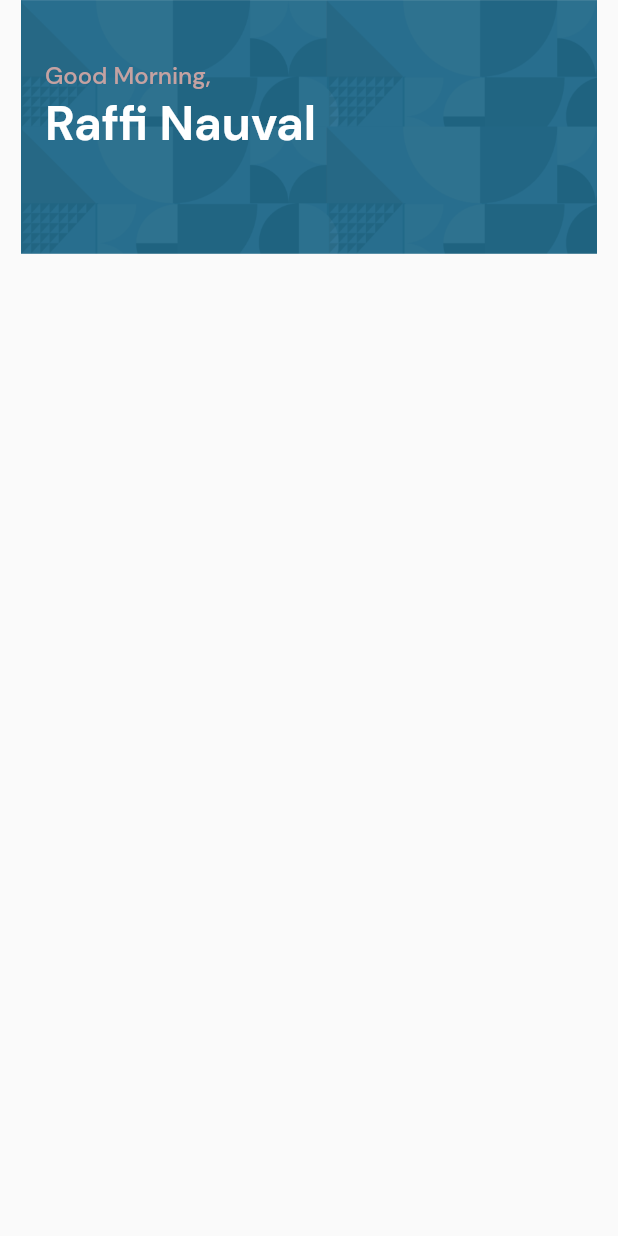
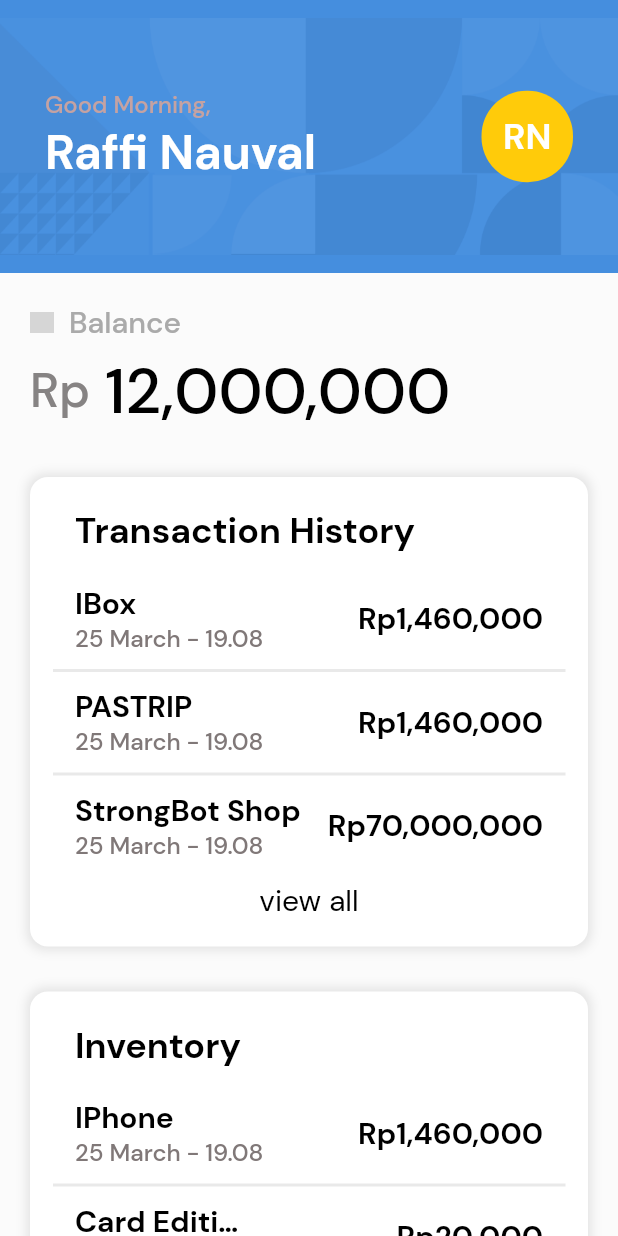
Before and after one commit to RanopRamah/mntmarketpay, a Flutter app: the screen it shows after launch, on a phone screen of 412 x 824 dp. Run offline on Flutter 3.47's test engine with Material 2 defaults, Android fonts, the phone set to English and light mode, and no system bars; grey boxes are pictures that could not be loaded.

Commit message:
Ranop Commit 3

```diff
--- a/lib/pages/buyer/buyer_home_page.dart
+++ b/lib/pages/buyer/buyer_home_page.dart
@@ -1,5 +1,7 @@
 import 'package:flutter/cupertino.dart';
 import 'package:flutter/material.dart';
+import 'package:mntmarketpay/pages/buyer/home-widget/inventory.dart';
+import 'package:mntmarketpay/pages/buyer/home-widget/transaction.dart';
 
 class BuyerHomePage extends StatefulWidget {
   const BuyerHomePage({
@@ -16,20 +18,28 @@ class _BuyerHomePageState extends State<BuyerHomePage> {
     return Scaffold(
         body: SingleChildScrollView(
             child: Container(
+              color: Color(0xfffbfbfb),
                 width: double.infinity,
                 child: Column(
                     mainAxisAlignment: MainAxisAlignment.start,
                     children: [
                       Container(
-                padding: EdgeInsets.only(left: 30, top: 40),
+                        padding: EdgeInsets.only(left: 30, right: 30),
                         width: double.infinity,
-                height: 169,
+                        height: 182,
                         decoration: BoxDecoration(
+                            color: Color(0xff458EDE),
                             image: DecorationImage(
-                        image: AssetImage('assets/images/back_home.png'))),
+                                image:
+                                    AssetImage('assets/images/back_home.png'))),
+                        child: Row(
+                          mainAxisAlignment: MainAxisAlignment.spaceBetween,
+                            children: [
+                              Container(
                           child: Column(
+                            mainAxisAlignment: MainAxisAlignment.center,
                             crossAxisAlignment: CrossAxisAlignment.start,
-                  children: <Widget>[
+                            children: const <Widget>[
                               Text(
                                 'Good Morning,',
                                 style: TextStyle(
@@ -39,7 +49,6 @@ class _BuyerHomePageState extends State<BuyerHomePage> {
                                   color: Color(0xffC5A2A2),
                                 ),
                               ),
-
                               Text(
                                 'Raffi Nauval',
                                 style: TextStyle(
@@ -50,10 +59,79 @@ class _BuyerHomePageState extends State<BuyerHomePage> {
                                 ),
                               ),
                             ],
+                          ),),
+                          Container(
+
+                            width: 61,
+                            height: 61,
+                            decoration: BoxDecoration(
+                                color: Color(0xffFFCB0A),
+                                borderRadius: BorderRadius.circular(30)),
+                            child:Center(
+                              child: Text('RN',style: TextStyle(
+                              fontSize: 24,
+                              fontWeight: FontWeight.w700,
+                              fontFamily: 'DM Sans',
+                                color: Colors.white
+                            ),),)
+                          )
+                        ]
+                        ),
+                      ),
+                      Container(
+                        padding: EdgeInsets.all(20),
+                        width: double.infinity,
+                        child: Column(
+                          children: <Widget>[
+                            Row(
+                              children: <Widget>[
+                                Image.asset('assets/images/wallet.png',width: 16,height: 14,),
+                                SizedBox(width: 10,),
+                                Text('Balance',style: TextStyle(
+                                    fontSize: 20,
+                                    fontWeight: FontWeight.w500,
+                                    fontFamily: 'DM Sans',
+                                    color: Color(0xffaaaaaa)
+                                ),),
+                              ],
+                            ),
+                            SizedBox(
+                              height: 5,
+                            ),
+                            Row(
+                              children: <Widget>[
+                                Text('Rp',style: TextStyle(
+                                    fontSize: 32,
+                                    fontWeight: FontWeight.w500,
+                                    fontFamily: 'DM Sans',
+                                    color: Color(0xff868383)
+                                ),),
+                                SizedBox(width: 10,),
+                                Text('12,000,000',style: TextStyle(
+                                    fontSize: 42,
+                                    fontWeight: FontWeight.w500,
+                                    fontFamily: 'DM Sans',
+                                    color: Color(0xff000000)
+                                ),),
+                              ],
+                            ),
+SizedBox(
+  height: 30,
+),
+
+                      TransactionHistory(),
+                            SizedBox(
+                              height: 30,
+                            ),
+                            InventoryList()
+                          ],
                         ),
                       )
-            ],
-          )),
-    ));
+
+                    ]
+                )
+            )
+        )
+    );
   }
 }
--- /dev/null
+++ b/lib/pages/buyer/home-widget/inventory.dart
@@ -0,0 +1,277 @@
+import 'package:flutter/material.dart';
+
+Widget InventoryList() {
+  return Container(
+
+    width: double.infinity,
+    height: 313,
+    decoration: BoxDecoration(
+        borderRadius: BorderRadius.circular(12),
+        boxShadow: [
+          BoxShadow(
+            color: Color.fromRGBO(0, 0, 0, 0.10),
+            blurRadius: 6.0,
+            spreadRadius: 2.0,
+            offset: Offset(0.0, 0.0),
+          ),
+        ],
+        color: Colors.white
+    ),
+    child: Column(
+      crossAxisAlignment: CrossAxisAlignment.start,
+      children: <Widget>[
+        Container(
+
+          padding: EdgeInsets.only(left: 30,top: 20),
+          child: Text(
+            'Inventory',
+            style: TextStyle(
+                fontSize: 24,
+                fontWeight: FontWeight.w700,
+                fontFamily: 'DM Sans',
+                color: Color(0xff000000)),
+          ),
+        ),
+        SizedBox(
+          height: 10,
+        ),
+        Container(
+            padding: EdgeInsets.only(right: 15, left: 15),
+            height: 190,
+            child: ListView(
+              padding: EdgeInsets.zero,
+              children: [
+                Container(
+                  padding: EdgeInsets.only(left: 15, right: 15, bottom: 10,top: 10),
+                  decoration: BoxDecoration(
+                      border: Border(
+                          bottom:
+                          BorderSide(width: 2, color: Color(0xffe9e9e9)))),
+                  child: Row(
+                    mainAxisAlignment: MainAxisAlignment.spaceBetween,
+                    children: [
+                      Column(
+                        crossAxisAlignment: CrossAxisAlignment.start,
+                        children: [
+                          Text(
+                            'IPhone',
+                            style: TextStyle(
+                                fontSize: 20,
+                                fontWeight: FontWeight.w700,
+                                fontFamily: 'DM Sans',
+                                color: Color(0xff000000)),
+                          ),
+                          Text(
+                            '25 March - 19.08',
+                            style: TextStyle(
+                                fontSize: 16,
+                                fontWeight: FontWeight.w500,
+                                fontFamily: 'DM Sans',
+                                color: Color(0xff807878)),
+                          ),
+                        ],
+                      ),
+                      Row(
+                        children: <Widget>[
+                          Text(
+                            'Rp',
+                            style: TextStyle(
+                                fontSize: 20,
+                                fontWeight: FontWeight.w700,
+                                fontFamily: 'DM Sans',
+                                color: Color(0xff000000)),
+                          ),
+                          Text(
+                            '1,460,000',
+                            style: TextStyle(
+                                fontSize: 20,
+                                fontWeight: FontWeight.w700,
+                                fontFamily: 'DM Sans',
+                                color: Color(0xff000000)),
+                          ),
+                        ],
+                      )
+                    ],
+                  ),
+                ),
+                Container(
+                  padding: EdgeInsets.only(left: 15, right: 15, bottom: 10,top: 10),
+                  decoration: BoxDecoration(
+                      border: Border(
+                          bottom:
+                          BorderSide(width: 2, color: Color(0xffe9e9e9)))),
+                  child: Row(
+                    mainAxisAlignment: MainAxisAlignment.spaceBetween,
+                    children: [
+                      Column(
+                        crossAxisAlignment: CrossAxisAlignment.start,
+                        children: [
+                          Container(
+                            width: 120,
+                            child:    Text(
+                              'Card Edition Abu Bakar',
+                              overflow: TextOverflow.ellipsis,
+                              style: TextStyle(
+                                  fontSize: 20,
+                                  fontWeight: FontWeight.w700,
+                                  fontFamily: 'DM Sans',
+                                  color: Color(0xff000000)),
+                            ),
+                          ),
+
+                          Text(
+                            '25 March - 19.08',
+                            style: TextStyle(
+                                fontSize: 16,
+                                fontWeight: FontWeight.w500,
+                                fontFamily: 'DM Sans',
+                                color: Color(0xff807878)),
+                          ),
+                        ],
+                      ),
+                      Row(
+                        children: <Widget>[
+                          Text(
+                            'Rp',
+                            style: TextStyle(
+                                fontSize: 20,
+                                fontWeight: FontWeight.w700,
+                                fontFamily: 'DM Sans',
+                                color: Color(0xff000000)),
+                          ),
+                          Text(
+                            '20,000',
+                            style: TextStyle(
+                                fontSize: 20,
+                                fontWeight: FontWeight.w700,
+                                fontFamily: 'DM Sans',
+                                color: Color(0xff000000)),
+                          ),
+                        ],
+                      )
+                    ],
+                  ),
+                ),
+                Container(
+                  padding: EdgeInsets.only(left: 15, right: 15, bottom: 10,top: 10),
+                  decoration: BoxDecoration(
+                      border: Border(
+                          bottom:
+                          BorderSide(width: 2, color: Color(0xffe9e9e9)))),
+                  child: Row(
+                    mainAxisAlignment: MainAxisAlignment.spaceBetween,
+                    children: [
+                      Column(
+                        crossAxisAlignment: CrossAxisAlignment.start,
+                        children: [
+                          Text(
+                            'TOB 202',
+                            style: TextStyle(
+                                fontSize: 20,
+                                fontWeight: FontWeight.w700,
+                                fontFamily: 'DM Sans',
+                                color: Color(0xff000000)),
+                          ),
+                          Text(
+                            '25 March - 19.08',
+                            style: TextStyle(
+                                fontSize: 16,
+                                fontWeight: FontWeight.w500,
+                                fontFamily: 'DM Sans',
+                                color: Color(0xff807878)),
+                          ),
+                        ],
+                      ),
+                      Row(
+                        children: <Widget>[
+                          Text(
+                            'Rp',
+                            style: TextStyle(
+                                fontSize: 20,
+                                fontWeight: FontWeight.w700,
+                                fontFamily: 'DM Sans',
+                                color: Color(0xff000000)),
+                          ),
+                          Text(
+                            '20,000,000',
+                            style: TextStyle(
+                                fontSize: 20,
+                                fontWeight: FontWeight.w700,
+                                fontFamily: 'DM Sans',
+                                color: Color(0xff000000)),
+                          ),
+                        ],
+                      )
+                    ],
+                  ),
+                ),
+                Container(
+                  padding: EdgeInsets.only(left: 15, right: 15, bottom: 10,top: 10),
+                  decoration: BoxDecoration(
+                      border: Border(
+                          bottom:
+                          BorderSide(width: 2, color: Color(0xffe9e9e9)))),
+                  child: Row(
+                    mainAxisAlignment: MainAxisAlignment.spaceBetween,
+                    children: [
+                      Column(
+                        crossAxisAlignment: CrossAxisAlignment.start,
+                        children: [
+                          Text(
+                            'IDM 205',
+                            style: TextStyle(
+                                fontSize: 20,
+                                fontWeight: FontWeight.w700,
+                                fontFamily: 'DM Sans',
+                                color: Color(0xff000000)),
+                          ),
+                          Text(
+                            '25 March - 19.08',
+                            style: TextStyle(
+                                fontSize: 16,
+                                fontWeight: FontWeight.w500,
+                                fontFamily: 'DM Sans',
+                                color: Color(0xff807878)),
+                          ),
+                        ],
+                      ),
+                      Row(
+                        children: <Widget>[
+                          Text(
+                            'Rp',
+                            style: TextStyle(
+                                fontSize: 20,
+                                fontWeight: FontWeight.w700,
+                                fontFamily: 'DM Sans',
+                                color: Color(0xff000000)),
+                          ),
+                          Text(
+                            '50,000,000',
+                            style: TextStyle(
+                                fontSize: 20,
+                                fontWeight: FontWeight.w700,
+                                fontFamily: 'DM Sans',
+                                color: Color(0xff000000)),
+                          ),
+                        ],
+                      )
+                    ],
+                  ),
+                )
+              ],
+            )),
+        TextButton(onPressed: (){}, child: Container(
+          width: double.infinity,
+          height: 46,
+          child: Center(
+            child: Text('view all', style: TextStyle(
+                fontSize: 20,
+                fontWeight: FontWeight.w400,
+                fontFamily: 'DM Sans' ,
+                color: Color(0xff000000)),),
+          ),
+        ))
+      ],
+    ),
+  );
+}
--- /dev/null
+++ b/lib/pages/buyer/home-widget/transaction.dart
@@ -0,0 +1,220 @@
+import 'package:flutter/material.dart';
+
+Widget TransactionHistory() {
+  return Container(
+
+    width: double.infinity,
+    height: 313,
+    decoration: BoxDecoration(
+      borderRadius: BorderRadius.circular(12),
+        boxShadow: [
+    BoxShadow(
+    color: Color.fromRGBO(0, 0, 0, 0.10),
+    blurRadius: 6.0,
+    spreadRadius: 2.0,
+    offset: Offset(0.0, 0.0),
+  ),
+  ],
+      color: Colors.white
+    ),
+    child: Column(
+      crossAxisAlignment: CrossAxisAlignment.start,
+      children: <Widget>[
+        Container(
+
+          padding: EdgeInsets.only(left: 30,top: 20),
+          child: Text(
+            'Transaction History',
+            style: TextStyle(
+                fontSize: 24,
+                fontWeight: FontWeight.w700,
+                fontFamily: 'DM Sans',
+                color: Color(0xff000000)),
+          ),
+        ),
+        SizedBox(
+          height: 10,
+        ),
+        Container(
+            padding: EdgeInsets.only(right: 15, left: 15),
+            height: 190,
+            child: ListView(
+              padding: EdgeInsets.zero,
+              children: [
+                Container(
+                  padding: EdgeInsets.only(left: 15, right: 15, bottom: 10,top: 10),
+                  decoration: BoxDecoration(
+                      border: Border(
+                          bottom:
+                              BorderSide(width: 2, color: Color(0xffe9e9e9)))),
+                  child: Row(
+                    mainAxisAlignment: MainAxisAlignment.spaceBetween,
+                    children: [
+                      Column(
+                        crossAxisAlignment: CrossAxisAlignment.start,
+                        children: [
+                          Text(
+                            'IBox',
+                            style: TextStyle(
+                                fontSize: 20,
+                                fontWeight: FontWeight.w700,
+                                fontFamily: 'DM Sans',
+                                color: Color(0xff000000)),
+                          ),
+                          Text(
+                            '25 March - 19.08',
+                            style: TextStyle(
+                                fontSize: 16,
+                                fontWeight: FontWeight.w500,
+                                fontFamily: 'DM Sans',
+                                color: Color(0xff807878)),
+                          ),
+                        ],
+                      ),
+                      Row(
+                        children: <Widget>[
+                          Text(
+                            'Rp',
+                            style: TextStyle(
+                                fontSize: 20,
+                                fontWeight: FontWeight.w700,
+                                fontFamily: 'DM Sans',
+                                color: Color(0xff000000)),
+                          ),
+                          Text(
+                            '1,460,000',
+                            style: TextStyle(
+                                fontSize: 20,
+                                fontWeight: FontWeight.w700,
+                                fontFamily: 'DM Sans',
+                                color: Color(0xff000000)),
+                          ),
+                        ],
+                      )
+                    ],
+                  ),
+                ),
+                Container(
+                  padding: EdgeInsets.only(left: 15, right: 15, bottom: 10,top: 10),
+                  decoration: BoxDecoration(
+                      border: Border(
+                          bottom:
+                          BorderSide(width: 2, color: Color(0xffe9e9e9)))),
+                  child: Row(
+                    mainAxisAlignment: MainAxisAlignment.spaceBetween,
+                    children: [
+                      Column(
+                        crossAxisAlignment: CrossAxisAlignment.start,
+                        children: [
+                          Text(
+                            'PASTRIP',
+                            style: TextStyle(
+                                fontSize: 20,
+                                fontWeight: FontWeight.w700,
+                                fontFamily: 'DM Sans',
+                                color: Color(0xff000000)),
+                          ),
+                          Text(
+                            '25 March - 19.08',
+                            style: TextStyle(
+                                fontSize: 16,
+                                fontWeight: FontWeight.w500,
+                                fontFamily: 'DM Sans',
+                                color: Color(0xff807878)),
+                          ),
+                        ],
+                      ),
+                      Row(
+                        children: <Widget>[
+                          Text(
+                            'Rp',
+                            style: TextStyle(
+                                fontSize: 20,
+                                fontWeight: FontWeight.w700,
+                                fontFamily: 'DM Sans',
+                                color: Color(0xff000000)),
+                          ),
+                          Text(
+                            '1,460,000',
+                            style: TextStyle(
+                                fontSize: 20,
+                                fontWeight: FontWeight.w700,
+                                fontFamily: 'DM Sans',
+                                color: Color(0xff000000)),
+                          ),
+                        ],
+                      )
+                    ],
+                  ),
+                ),
+                Container(
+                  padding: EdgeInsets.only(left: 15, right: 15, bottom: 10,top: 10),
+                  decoration: BoxDecoration(
+                      border: Border(
+                          bottom:
+                          BorderSide(width: 2, color: Color(0xffe9e9e9)))),
+                  child: Row(
+                    mainAxisAlignment: MainAxisAlignment.spaceBetween,
+                    children: [
+                      Column(
+                        crossAxisAlignment: CrossAxisAlignment.start,
+                        children: [
+                          Text(
+                            'StrongBot Shop',
+                            style: TextStyle(
+                                fontSize: 20,
+                                fontWeight: FontWeight.w700,
+                                fontFamily: 'DM Sans',
+                                color: Color(0xff000000)),
+                          ),
+                          Text(
+                            '25 March - 19.08',
+                            style: TextStyle(
+                                fontSize: 16,
+                                fontWeight: FontWeight.w500,
+                                fontFamily: 'DM Sans',
+                                color: Color(0xff807878)),
+                          ),
+                        ],
+                      ),
+                      Row(
+                        children: <Widget>[
+                          Text(
+                            'Rp',
+                            style: TextStyle(
+                                fontSize: 20,
+                                fontWeight: FontWeight.w700,
+                                fontFamily: 'DM Sans',
+                                color: Color(0xff000000)),
+                          ),
+                          Text(
+                            '70,000,000',
+                            style: TextStyle(
+                                fontSize: 20,
+                                fontWeight: FontWeight.w700,
+                                fontFamily: 'DM Sans',
+                                color: Color(0xff000000)),
+                          ),
+                        ],
+                      )
+                    ],
+                  ),
+                ),
+
+              ],
+            )),
+TextButton(onPressed: (){}, child: Container(
+  width: double.infinity,
+  height: 46,
+  child: Center(
+    child: Text('view all', style: TextStyle(
+        fontSize: 20,
+        fontWeight: FontWeight.w400,
+        fontFamily: 'DM Sans' ,
+        color: Color(0xff000000)),),
+  ),
+))
+      ],
+    ),
+  );
+}
--- a/pubspec.yaml
+++ b/pubspec.yaml
@@ -62,6 +62,7 @@ flutter:
   # To add assets to your application, add an assets section, like this:
   assets:
      - assets/images/back_home.png
+     - assets/images/wallet.png
 
 
   # An image asset can refer to one or more resolution-specific "variants", see
```
Also changed, not shown: assets/images/back_home.png. Lines whose indentation alone changed are shown as unchanged.
